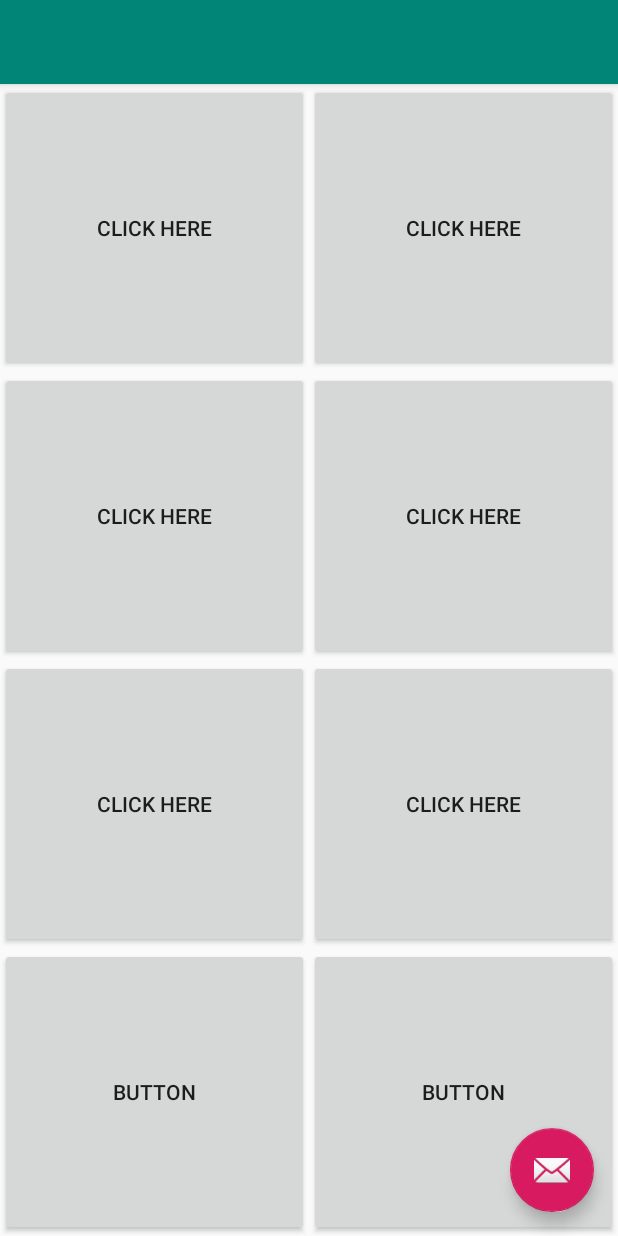
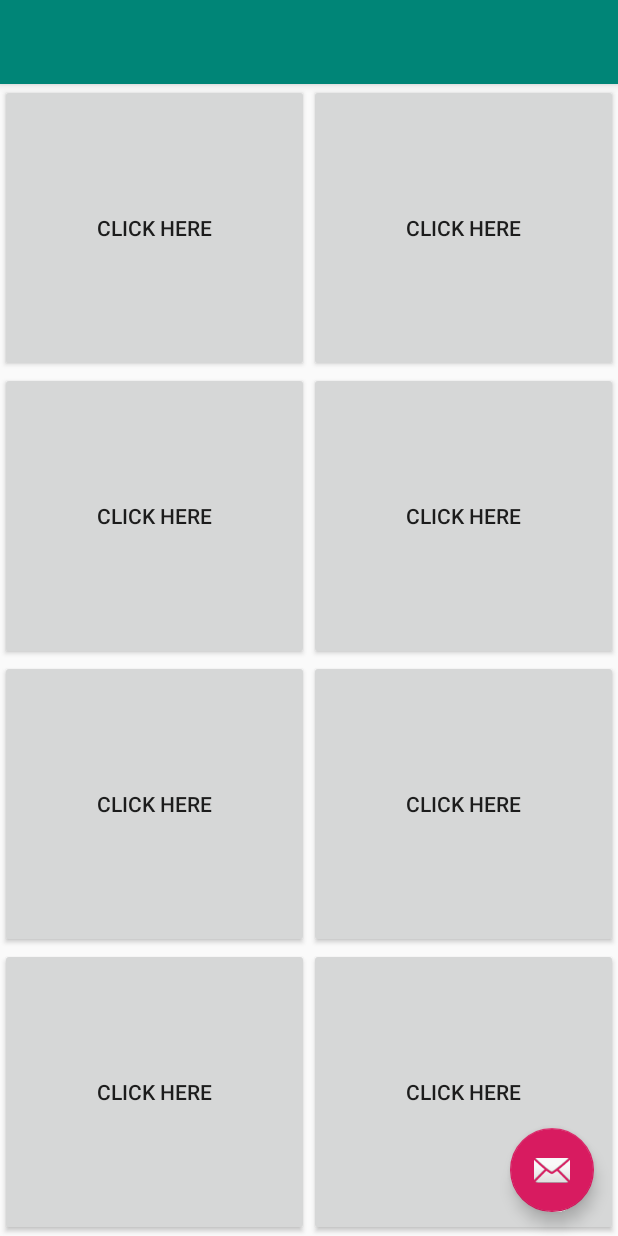
Before and after one commit to Anni1123/Layouttest, an Android app: the screen it shows after launch (MainActivity), on a phone screen of 412 x 824 dp. Run offline under Robolectric (Android 15) with nearby library versions, the phone set to English and light mode, and no system bars.

Commit message:
Second Commit

```diff
--- a/app/src/main/res/layout/content_main.xml
+++ b/app/src/main/res/layout/content_main.xml
@@ -91,7 +91,7 @@
         android:layout_rowWeight="1"
         android:layout_column="0"
         android:onClick="buttontapped"
-        android:text="Button" />
+        android:text="Click Here" />
     <Button
         android:id="@+id/button7"
         android:layout_width="wrap_content"
@@ -102,7 +102,7 @@
         android:layout_rowWeight="1"
         android:layout_column="1"
         android:onClick="buttontapped"
-        android:text="Button" />
+        android:text="Click Here" />
 
 
 
```
